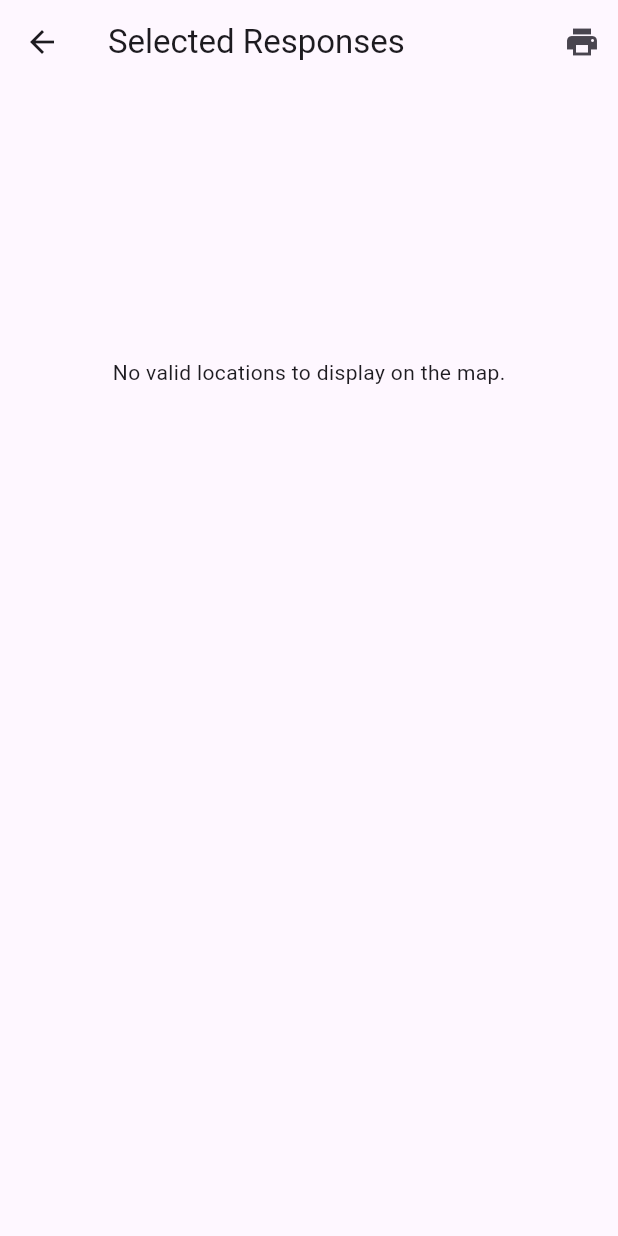
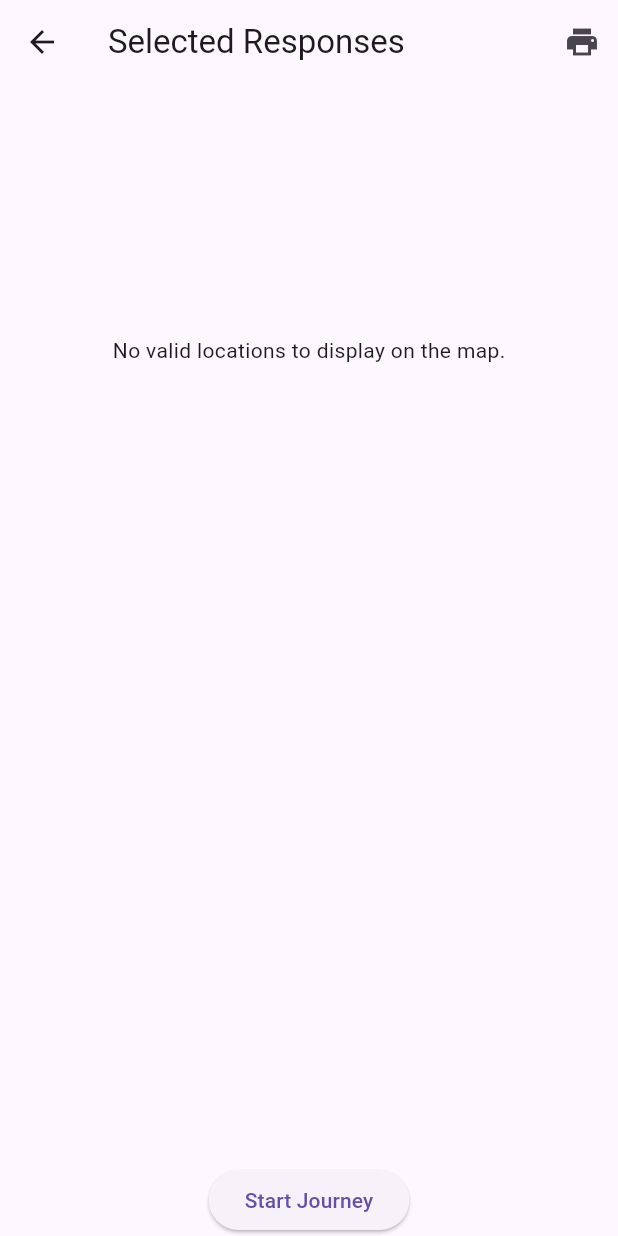
Before and after one commit to testriq11/SmartTravelapp, a Flutter app: the SelectedResponsesLocationScreen screen opened directly with empty values, on a phone screen of 412 x 824 dp. Run offline on Flutter 3.47's test engine with Material 3 defaults, Android fonts, the light colour scheme and no system bars; our stand-ins replace font_awesome_flutter, geocoding, geolocator, get, google_maps_flutter.

Commit message:
start journey button added

```diff
--- a/lib/selected_responses_location_screen/SelectedResponsesLocationScreen.dart
+++ b/lib/selected_responses_location_screen/SelectedResponsesLocationScreen.dart
@@ -4,6 +4,20 @@
 import 'package:flutter/material.dart';
 import 'package:google_maps_flutter/google_maps_flutter.dart';
 import 'package:geocoding/geocoding.dart' as geocoding;
+
+import 'package:flutter/material.dart';
+import 'package:google_maps_flutter/google_maps_flutter.dart';
+import 'package:geocoding/geocoding.dart' as geocoding;
+
+import 'package:flutter/material.dart';
+import 'package:google_maps_flutter/google_maps_flutter.dart';
+import 'package:geocoding/geocoding.dart' as geocoding;
+import 'dart:convert';
+
+import 'package:flutter/material.dart';
+import 'package:google_maps_flutter/google_maps_flutter.dart';
+import 'package:geocoding/geocoding.dart' as geocoding;
+import 'dart:convert';
 
 class SelectedResponsesLocationScreen extends StatefulWidget {
   final List<String> selectedResponses;
@@ -18,11 +32,17 @@ class _SelectedResponsesLocationScreenState extends State<SelectedResponsesLocat
   late GoogleMapController _mapController;
   final List<Map<String, dynamic>> _locations = [];
   bool _isLoading = true;
+  String? _mapStyle;
 
   @override
   void initState() {
     super.initState();
+    _loadMapStyle();
     _geocodeLocations();
+  }
+
+  Future<void> _loadMapStyle() async {
+    _mapStyle = await DefaultAssetBundle.of(context).loadString('assets/map_style.json');
   }
 
   Future<void> _geocodeLocations() async {
@@ -71,15 +91,30 @@ class _SelectedResponsesLocationScreenState extends State<SelectedResponsesLocat
           Expanded(
             child: _locations.isEmpty
                 ? Center(child: Text('No valid locations to display on the map.'))
-                : GoogleMap(
+                : Padding(
+              padding: const EdgeInsets.all(8.0),
+              child: Card(
+                shape: RoundedRectangleBorder(
+                  borderRadius: BorderRadius.circular(15.0),
+                ),
+                elevation: 5,
+                child: ClipRRect(
+                  borderRadius: BorderRadius.circular(15.0),
+                  child: GoogleMap(
                     onMapCreated: (controller) {
                       _mapController = controller;
+                      if (_mapStyle != null) {
+                        _mapController.setMapStyle(_mapStyle);
+                      }
                     },
                     initialCameraPosition: CameraPosition(
                       target: _locations[0]['latLng'],
                       zoom: 10,
                     ),
                     markers: _createMarkers(),
+                  ),
+                ),
+              ),
             ),
           ),
           Expanded(
@@ -92,6 +127,14 @@ class _SelectedResponsesLocationScreenState extends State<SelectedResponsesLocat
                 );
               },
             ),
+
+          ),
+          SizedBox(height: 10),
+          ElevatedButton(
+            onPressed: () {
+              // Add your functionality for the start button here
+            },
+            child: Text('Start Journey'),
           ),
         ],
       ),
```
Lines whose indentation alone changed are shown as unchanged.
